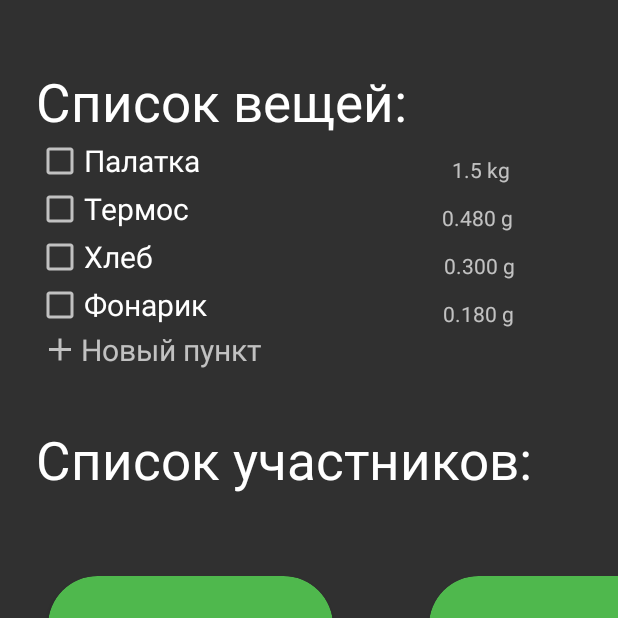
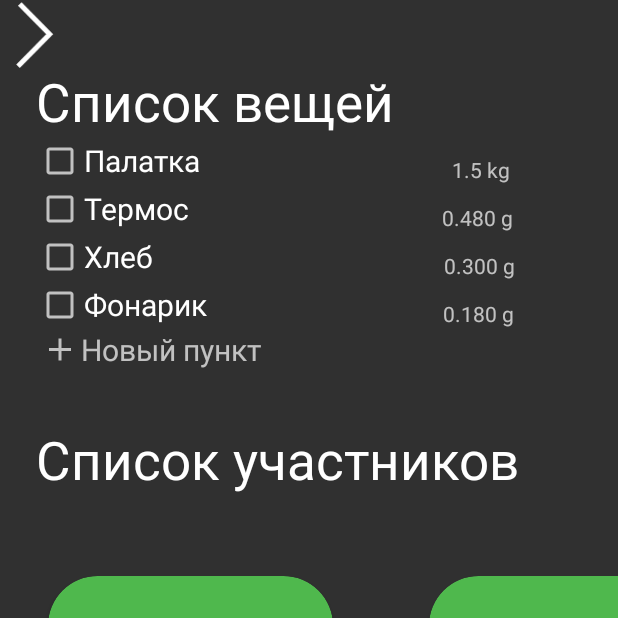
Before and after one commit to OSLL/circle21-camping, an Android app: the MainActivity_DD screen opened directly, with no data from a screen before it, on a phone screen of 412 x 824 dp, the top half of it. Run offline under Robolectric (Android 15) with nearby library versions, the phone set to English and light mode, and no system bars.

Commit message:
добавлена кнопка возврата из меню списка вещей

```diff
--- /dev/null
+++ b/app/src/main/res/drawable/ic_vector_2_.xml
@@ -0,0 +1,11 @@
+<vector xmlns:android="http://schemas.android.com/apk/res/android"
+    android:width="16dp"
+    android:height="27dp"
+    android:viewportWidth="16"
+    android:viewportHeight="27">
+  <path
+      android:pathData="M14.3995,0.7071L1.7071,13.3995M1,12.6924L13.6924,25.3847"
+      android:strokeWidth="2"
+      android:fillColor="#00000000"
+      android:strokeColor="#ffffff"/>
+</vector>
--- a/app/src/main/res/layout/activity_main_dd.xml
+++ b/app/src/main/res/layout/activity_main_dd.xml
@@ -12,7 +12,7 @@
         android:layout_height="wrap_content"
         android:layout_marginStart="24dp"
         android:layout_marginTop="44dp"
-        android:text="Список вещей:"
+        android:text="Список вещей"
         android:textColor="@android:color/white"
         android:textSize="35sp"
         app:layout_constraintStart_toStartOf="parent"
@@ -97,7 +97,7 @@
         android:layout_height="wrap_content"
         android:layout_marginStart="24dp"
         android:layout_marginTop="36dp"
-        android:text="Список участников:"
+        android:text="Список участников"
         android:textColor="@android:color/white"
         android:textSize="35sp"
         app:layout_constraintStart_toStartOf="parent"
@@ -161,4 +161,13 @@
         app:layout_constraintStart_toEndOf="@+id/checkBox3"
         app:layout_constraintTop_toBottomOf="@+id/textView" />
 
+    <ImageView
+        android:id="@+id/imageView"
+        android:layout_width="45dp"
+        android:layout_height="45dp"
+        android:rotation="180"
+        app:srcCompat="@drawable/ic_vector_2_"
+        tools:layout_editor_absoluteX="343dp"
+        tools:layout_editor_absoluteY="26dp" />
+
 </androidx.constraintlayout.widget.ConstraintLayout>
```
